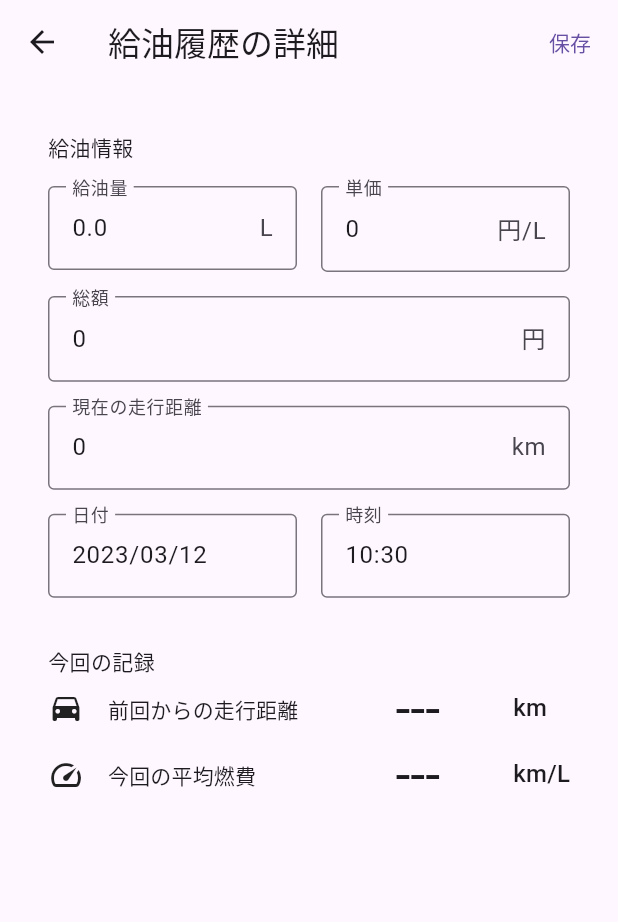
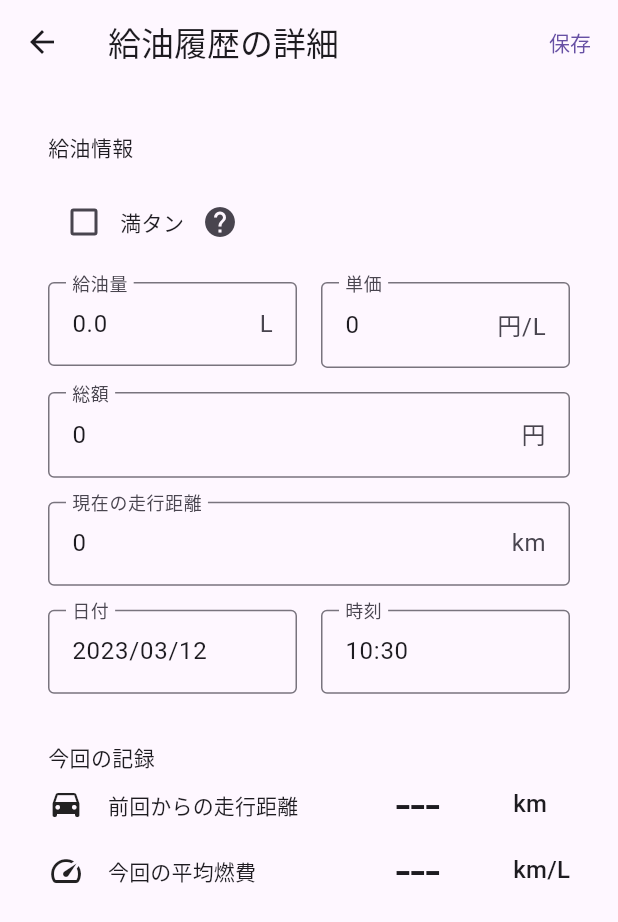
Before and after one commit to kiloooooooo/fuel_efficiency_record, a Flutter app: the RefuelEntryEditor screen opened directly with empty values, on a phone screen of 412 x 824 dp. Shown: the top 922 px of the screen. Run offline on Flutter 3.47's test engine with Material 2 defaults, Android fonts, the phone set to English and light mode, and no system bars; our stand-ins replace csv, package_info_plus, share_plus, sqflite; accounts and stored records are empty.

Commit message:
満タン給油でない場合に対応（未完成）

```diff
--- a/lib/components/refuel_entry_editor.dart
+++ b/lib/components/refuel_entry_editor.dart
@@ -35,6 +35,8 @@ class _RefuelEntryEditorState extends State<RefuelEntryEditor> {
   int? _unitPrice;
   int? _totalPrice;
   int? _odometer;
+  bool _isFullTank = true;
+  double? _totalRefuelAmount; // 前回の満タン給油からの総給油量
   bool _isRegisterInProgress = false;
 
   static String? _intFormValidator(String? input) {
@@ -103,6 +105,9 @@ class _RefuelEntryEditorState extends State<RefuelEntryEditor> {
     _odometerTextFieldController.text = widget.refuelEntry!.odometer.toString();
     _dateTextFieldController.text = _dateToString(widget.refuelEntry!.dateTime);
     _timeTextFieldController.text = _timeToString(widget.refuelEntry!.dateTime);
+    setState(() {
+      _isFullTank = widget.refuelEntry!.isFullTank;
+    });
   }
 
   @override
@@ -115,9 +120,16 @@ class _RefuelEntryEditorState extends State<RefuelEntryEditor> {
       final prevRefuelRes = await db.query(
         widget.vehicleName,
         where:
-            '${RefuelEntry.timestampFieldName} = (SELECT MAX(${RefuelEntry.timestampFieldName}) FROM '
-            '${widget.vehicleName} ${widget.refuelEntry == null ? '' : 'WHERE ${RefuelEntry.timestampFieldName} < ${widget.refuelEntry!.timestamp}'})',
+            '${RefuelEntry.timestampFieldName} = (SELECT MAX(${RefuelEntry.timestampFieldName}) '
+            'FROM ${widget.vehicleName} '
+            'WHERE ${RefuelEntry.isFullTankFieldName} <> 0 '
+            '${widget.refuelEntry == null ? '' : 'AND ${RefuelEntry.timestampFieldName} < ${widget.refuelEntry!.timestamp}'})',
       );
+      final totalRefuelAmountRes = await db.rawQuery('SELECT '
+          'SUM(${RefuelEntry.refuelAmountFieldName}) as total_refuel '
+          'FROM ${widget.vehicleName} '
+          'WHERE ${RefuelEntry.isFullTankFieldName} = 0 '
+          '${widget.refuelEntry == null ? '' : 'AND ${RefuelEntry.timestampFieldName} < ${widget.refuelEntry!.timestamp}'};');
 
       setState(() {
         if (prevRefuelRes.isNotEmpty) {
@@ -125,13 +137,14 @@ class _RefuelEntryEditorState extends State<RefuelEntryEditor> {
         } else {
           _prevRefuelEntry = null;
         }
+        _totalRefuelAmount = totalRefuelAmountRes[0]['total_refuel'] as double?;
       });
 
       if (widget.refuelEntry != null) {
         final nextRefuelRes = await db.query(
           widget.vehicleName,
           where:
-          '${RefuelEntry.timestampFieldName} = (SELECT MIN(${RefuelEntry.timestampFieldName}) FROM '
+              '${RefuelEntry.timestampFieldName} = (SELECT MIN(${RefuelEntry.timestampFieldName}) FROM '
               '${widget.vehicleName} WHERE ${RefuelEntry.timestampFieldName} > ${widget.refuelEntry!.timestamp})',
         );
 
@@ -203,6 +216,7 @@ class _RefuelEntryEditorState extends State<RefuelEntryEditor> {
                           unitPrice: _unitPrice!,
                           odometer: _odometer!,
                           totalPrice: _totalPrice!,
+                          isFullTank: _isFullTank,
                         );
                         final db = await openDatabase(join(
                             await getDatabasesPath(), refuelHistoryDBName));
@@ -237,6 +251,41 @@ class _RefuelEntryEditorState extends State<RefuelEntryEditor> {
             crossAxisAlignment: CrossAxisAlignment.start,
             children: [
               const Text('給油情報'),
+              const SizedBox(height: 16.0),
+              Row(
+                children: [
+                  Checkbox(
+                      value: _isFullTank,
+                      onChanged: (v) {
+                        setState(() {
+                          _isFullTank = v ?? false;
+                        });
+                      }),
+                  const Text('満タン'),
+                  IconButton(
+                    icon: const Icon(Icons.help),
+                    onPressed: () {
+                      showDialog(
+                        context: context,
+                        builder: (context) {
+                          return AlertDialog(
+                            title: const Text('「満タン」フラグ'),
+                            content: const Text('満タン給油でない場合、前回給油からの燃料消費量が不明なため、燃費が計算できません。この場合、次回満タン給油時に、今回の給油を含めて燃費を計算します。'),
+                            actions: [
+                              TextButton(
+                                onPressed: () {
+                                  Navigator.of(context).pop();
+                                },
+                                child: const Text('OK'),
+                              ),
+                            ],
+                          );
+                        },
+                      );
+                    },
+                  ),
+                ],
+              ),
               const SizedBox(height: 16.0),
               Form(
                 key: _intFormKey,
@@ -491,12 +540,14 @@ class _RefuelEntryEditorState extends State<RefuelEntryEditor> {
                     '今回の平均燃費',
                     (_prevRefuelEntry == null ||
                             _odometer == null ||
-                            _refuelAmount == null)
+                            _refuelAmount == null ||
+                            (!_isFullTank))
                         ? '---'
                         : (_odometer! < _prevRefuelEntry!.odometer)
                             ? '---'
                             : ((_odometer! - _prevRefuelEntry!.odometer) /
-                                        _refuelAmount! *
+                                        (_refuelAmount! +
+                                            (_totalRefuelAmount ?? 0.0)) *
                                         10.0)
                                     .round() /
                                 10.0,
--- a/lib/models/refuel_entry.dart
+++ b/lib/models/refuel_entry.dart
@@ -5,6 +5,7 @@ class RefuelEntry {
     required this.unitPrice,
     required this.odometer,
     required this.totalPrice,
+    required this.isFullTank,
   });
 
   RefuelEntry.defaultPrice({
@@ -12,6 +13,7 @@ class RefuelEntry {
     required this.refuelAmount,
     required this.unitPrice,
     required this.odometer,
+    required this.isFullTank,
   }) : totalPrice = (refuelAmount * unitPrice).floor();
 
   RefuelEntry.fromMap(Map<String, dynamic> map)
@@ -19,13 +21,15 @@ class RefuelEntry {
         refuelAmount = map[refuelAmountFieldName],
         unitPrice = map[unitPriceFieldName],
         odometer = map[odometerFieldName],
-        totalPrice = map[totalPriceFieldName];
+        totalPrice = map[totalPriceFieldName],
+        isFullTank = map[isFullTankFieldName] == 0 ? false : true;
 
   final DateTime dateTime;
   final double refuelAmount;
   final int unitPrice;
   final int odometer;
   final int totalPrice;
+  final bool isFullTank;
 
   static String get timestampFieldName => 'timestamp';
   static String get dateTimeFieldName => 'datetime';
@@ -33,6 +37,7 @@ class RefuelEntry {
   static String get unitPriceFieldName => 'unit_price';
   static String get odometerFieldName => 'odometer';
   static String get totalPriceFieldName => 'total_price';
+  static String get isFullTankFieldName => 'is_full_tank';
 
   int get timestamp => (dateTime.millisecondsSinceEpoch / 1000).floor();
 
@@ -42,6 +47,7 @@ class RefuelEntry {
         refuelAmountFieldName: refuelAmount,
         unitPriceFieldName: unitPrice,
         odometerFieldName: odometer,
-        totalPriceFieldName: totalPrice
+        totalPriceFieldName: totalPrice,
+        isFullTankFieldName: isFullTank,
       };
 }
--- a/pubspec.yaml
+++ b/pubspec.yaml
@@ -16,7 +16,7 @@ publish_to: 'none' # Remove this line if you wish to publish to pub.dev
 # https://developer.apple.com/library/archive/documentation/General/Reference/InfoPlistKeyReference/Articles/CoreFoundationKeys.html
 # In Windows, build-name is used as the major, minor, and patch parts
 # of the product and file versions while build-number is used as the build suffix.
-version: 1.0.2+1
+version: 1.1.0+1
 
 environment:
   sdk: '>=2.19.2 <3.0.0'
```
Also changed, not shown: lib/pages/dashboard.dart (+6 -4 lines), lib/pages/refuel_history.dart (+34 -11 lines).
